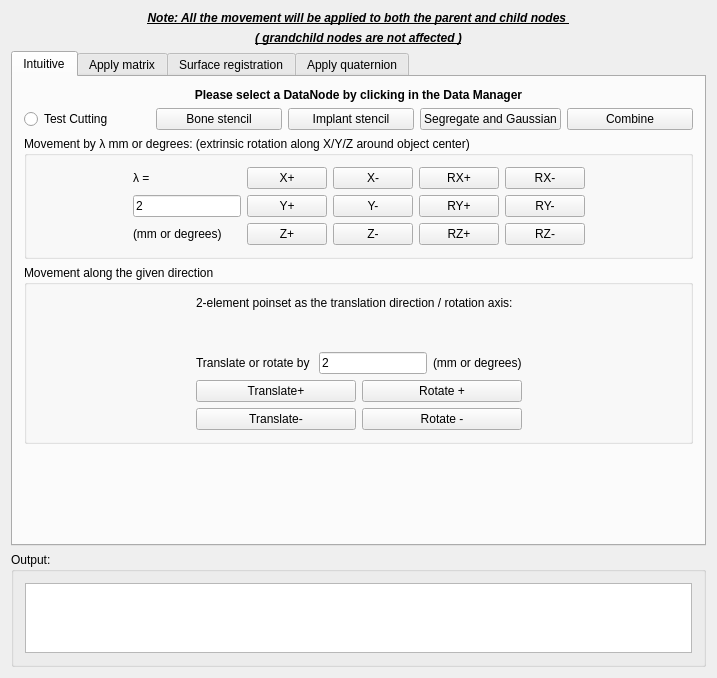
First picture: the form in Plugins/org.mitk.lancet.movedata/src/internal/MoveDataControls.ui, repository zhaomengxiao/LancetMITK-Adition, before the edit.
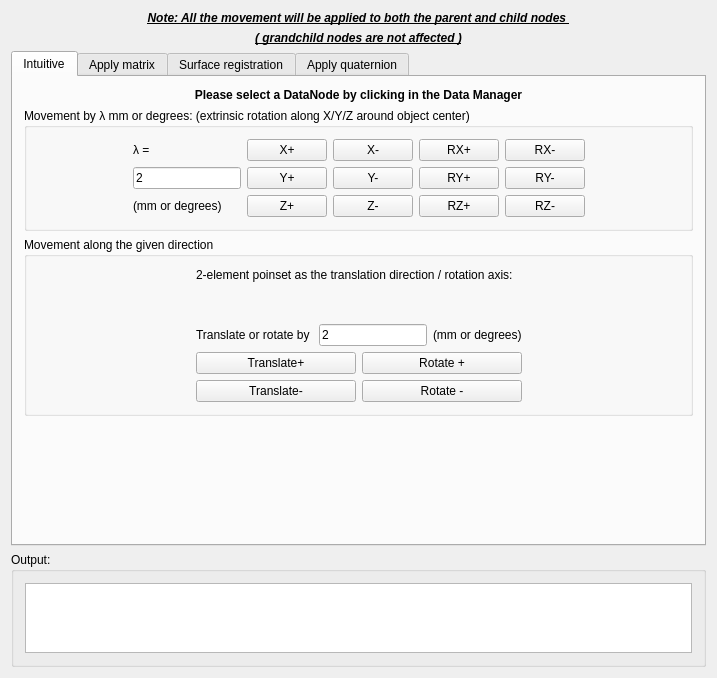
Second picture: the form after the edit. The open tabs and pages were chosen to show the change. Custom widgets are drawn as their Qt base class.

Commit message:
Revert "Merge branch 'Test_cutSpeed' into surgicalSimulate_goToImagePoint"
This reverts commit 7e8ee51b782bb21e3a4e264cff9c4bfef6e9dad8, reversing
changes made to 49b9b80337766cc1338048236730eb61a01f8008.

```diff
--- a/Plugins/org.mitk.lancet.movedata/src/internal/MoveDataControls.ui
+++ b/Plugins/org.mitk.lancet.movedata/src/internal/MoveDataControls.ui
@@ -66,62 +66,133 @@
        <string>Intuitive</string>
       </attribute>
       <layout class="QGridLayout" name="gridLayout_8">
-       <item row="0" column="0">
-        <widget class="QLabel" name="label_15">
-         <property name="font">
-          <font>
-           <weight>75</weight>
-           <bold>true</bold>
-          </font>
-         </property>
-         <property name="text">
-          <string>Please select a DataNode by clicking in the Data Manager</string>
-         </property>
-         <property name="alignment">
-          <set>Qt::AlignCenter</set>
-         </property>
-        </widget>
-       </item>
-       <item row="1" column="0">
-        <layout class="QHBoxLayout" name="horizontalLayout_2">
-         <item>
-          <widget class="QRadioButton" name="radioButton_testCutting">
-           <property name="text">
-            <string>Test Cutting</string>
-           </property>
-          </widget>
-         </item>
-         <item>
-          <widget class="QPushButton" name="pushButton_ApplyStencil">
-           <property name="text">
-            <string>Bone stencil</string>
-           </property>
-          </widget>
-         </item>
-         <item>
-          <widget class="QPushButton" name="pushButton_implantStencil">
-           <property name="text">
-            <string>Implant stencil</string>
-           </property>
-          </widget>
-         </item>
-         <item>
-          <widget class="QPushButton" name="pushButton_level">
-           <property name="text">
-            <string>Segregate and Gaussian</string>
-           </property>
-          </widget>
-         </item>
-         <item>
-          <widget class="QPushButton" name="pushButton_combine">
-           <property name="text">
-            <string>Combine</string>
-           </property>
-          </widget>
-         </item>
-        </layout>
-       </item>
        <item row="2" column="0">
+        <widget class="QGroupBox" name="groupBox_4">
+         <property name="title">
+          <string>Movement along the given direction</string>
+         </property>
+         <layout class="QGridLayout" name="gridLayout_10">
+          <item row="0" column="1">
+           <layout class="QVBoxLayout" name="verticalLayout">
+            <item>
+             <widget class="QLabel" name="label">
+              <property name="text">
+               <string>2-element poinset as the translation direction / rotation axis: </string>
+              </property>
+             </widget>
+            </item>
+            <item>
+             <widget class="QmitkSingleNodeSelectionWidget" name="mitkSelectWidget_directionPointSet" native="true">
+              <property name="minimumSize">
+               <size>
+                <width>0</width>
+                <height>30</height>
+               </size>
+              </property>
+             </widget>
+            </item>
+           </layout>
+          </item>
+          <item row="1" column="1">
+           <layout class="QHBoxLayout" name="horizontalLayout_3">
+            <item>
+             <widget class="QLabel" name="label_4">
+              <property name="text">
+               <string>Translate or rotate by </string>
+              </property>
+             </widget>
+            </item>
+            <item>
+             <widget class="QLineEdit" name="lineEdit_intuitiveValue_2">
+              <property name="text">
+               <string>2</string>
+              </property>
+             </widget>
+            </item>
+            <item>
+             <widget class="QLabel" name="label_2">
+              <property name="text">
+               <string>(mm or degrees)</string>
+              </property>
+             </widget>
+            </item>
+           </layout>
+          </item>
+          <item row="2" column="0">
+           <spacer name="horizontalSpacer_6">
+            <property name="orientation">
+             <enum>Qt::Horizontal</enum>
+            </property>
+            <property name="sizeHint" stdset="0">
+             <size>
+              <width>40</width>
+              <height>20</height>
+             </size>
+            </property>
+           </spacer>
+          </item>
+          <item row="2" column="1">
+           <layout class="QGridLayout" name="gridLayout_9">
+            <item row="0" column="0">
+             <widget class="QPushButton" name="pushButton_translatePlus">
+              <property name="text">
+               <string>Translate+</string>
+              </property>
+             </widget>
+            </item>
+            <item row="0" column="1">
+             <widget class="QPushButton" name="pushButton_RotatePlus">
+              <property name="text">
+               <string>Rotate +</string>
+              </property>
+             </widget>
+            </item>
+            <item row="1" column="0">
+             <widget class="QPushButton" name="pushButton_translateMinus">
+              <property name="text">
+               <string>Translate-</string>
+              </property>
+             </widget>
+            </item>
+            <item row="1" column="1">
+             <widget class="QPushButton" name="pushButton_RotateMinus">
+              <property name="text">
+               <string>Rotate -</string>
+              </property>
+             </widget>
+            </item>
+           </layout>
+          </item>
+          <item row="2" column="2">
+           <spacer name="horizontalSpacer_5">
+            <property name="orientation">
+             <enum>Qt::Horizontal</enum>
+            </property>
+            <property name="sizeHint" stdset="0">
+             <size>
+              <width>40</width>
+              <height>20</height>
+             </size>
+            </property>
+           </spacer>
+          </item>
+         </layout>
+        </widget>
+       </item>
+       <item row="3" column="0">
+        <spacer name="verticalSpacer_2">
+         <property name="orientation">
+          <enum>Qt::Vertical</enum>
+         </property>
+         <property name="sizeHint" stdset="0">
+          <size>
+           <width>20</width>
+           <height>40</height>
+          </size>
+         </property>
+        </spacer>
+       </item>
+       <item row="1" column="0">
         <widget class="QGroupBox" name="groupBox_3">
          <property name="title">
           <string>Movement by λ mm or degrees: (extrinsic rotation along X/Y/Z around object center)</string>
@@ -268,132 +339,22 @@
          </layout>
         </widget>
        </item>
-       <item row="3" column="0">
-        <widget class="QGroupBox" name="groupBox_4">
-         <property name="title">
-          <string>Movement along the given direction</string>
+       <item row="0" column="0">
+        <widget class="QLabel" name="label_15">
+         <property name="font">
+          <font>
+           <weight>75</weight>
+           <bold>true</bold>
+          </font>
          </property>
-         <layout class="QGridLayout" name="gridLayout_10">
-          <item row="0" column="1">
-           <layout class="QVBoxLayout" name="verticalLayout">
-            <item>
-             <widget class="QLabel" name="label">
-              <property name="text">
-               <string>2-element poinset as the translation direction / rotation axis: </string>
-              </property>
-             </widget>
-            </item>
-            <item>
-             <widget class="QmitkSingleNodeSelectionWidget" name="mitkSelectWidget_directionPointSet" native="true">
-              <property name="minimumSize">
-               <size>
-                <width>0</width>
-                <height>30</height>
-               </size>
-              </property>
-             </widget>
-            </item>
-           </layout>
-          </item>
-          <item row="1" column="1">
-           <layout class="QHBoxLayout" name="horizontalLayout_3">
-            <item>
-             <widget class="QLabel" name="label_4">
-              <property name="text">
-               <string>Translate or rotate by </string>
-              </property>
-             </widget>
-            </item>
-            <item>
-             <widget class="QLineEdit" name="lineEdit_intuitiveValue_2">
-              <property name="text">
-               <string>2</string>
-              </property>
-             </widget>
-            </item>
-            <item>
-             <widget class="QLabel" name="label_2">
-              <property name="text">
-               <string>(mm or degrees)</string>
-              </property>
-             </widget>
-            </item>
-           </layout>
-          </item>
-          <item row="2" column="0">
-           <spacer name="horizontalSpacer_6">
-            <property name="orientation">
-             <enum>Qt::Horizontal</enum>
-            </property>
-            <property name="sizeHint" stdset="0">
-             <size>
-              <width>40</width>
-              <height>20</height>
-             </size>
-            </property>
-           </spacer>
-          </item>
-          <item row="2" column="1">
-           <layout class="QGridLayout" name="gridLayout_9">
-            <item row="0" column="0">
-             <widget class="QPushButton" name="pushButton_translatePlus">
-              <property name="text">
-               <string>Translate+</string>
-              </property>
-             </widget>
-            </item>
-            <item row="0" column="1">
-             <widget class="QPushButton" name="pushButton_RotatePlus">
-              <property name="text">
-               <string>Rotate +</string>
-              </property>
-             </widget>
-            </item>
-            <item row="1" column="0">
-             <widget class="QPushButton" name="pushButton_translateMinus">
-              <property name="text">
-               <string>Translate-</string>
-              </property>
-             </widget>
-            </item>
-            <item row="1" column="1">
-             <widget class="QPushButton" name="pushButton_RotateMinus">
-              <property name="text">
-               <string>Rotate -</string>
-              </property>
-             </widget>
-            </item>
-           </layout>
-          </item>
-          <item row="2" column="2">
-           <spacer name="horizontalSpacer_5">
-            <property name="orientation">
-             <enum>Qt::Horizontal</enum>
-            </property>
-            <property name="sizeHint" stdset="0">
-             <size>
-              <width>40</width>
-              <height>20</height>
-             </size>
-            </property>
-           </spacer>
-          </item>
-         </layout>
+         <property name="text">
+          <string>Please select a DataNode by clicking in the Data Manager</string>
+         </property>
+         <property name="alignment">
+          <set>Qt::AlignCenter</set>
+         </property>
         </widget>
        </item>
-       <item row="4" column="0">
-        <spacer name="verticalSpacer_2">
-         <property name="orientation">
-          <enum>Qt::Vertical</enum>
-         </property>
-         <property name="sizeHint" stdset="0">
-          <size>
-           <width>20</width>
-           <height>40</height>
-          </size>
-         </property>
-        </spacer>
-       </item>
       </layout>
      </widget>
      <widget class="QWidget" name="tab_2">
```
The commit also changes 2172 other files.
